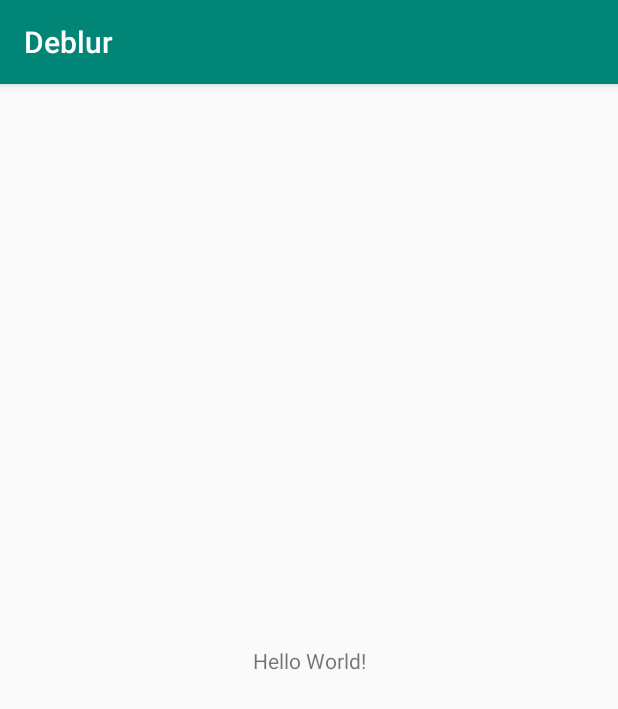
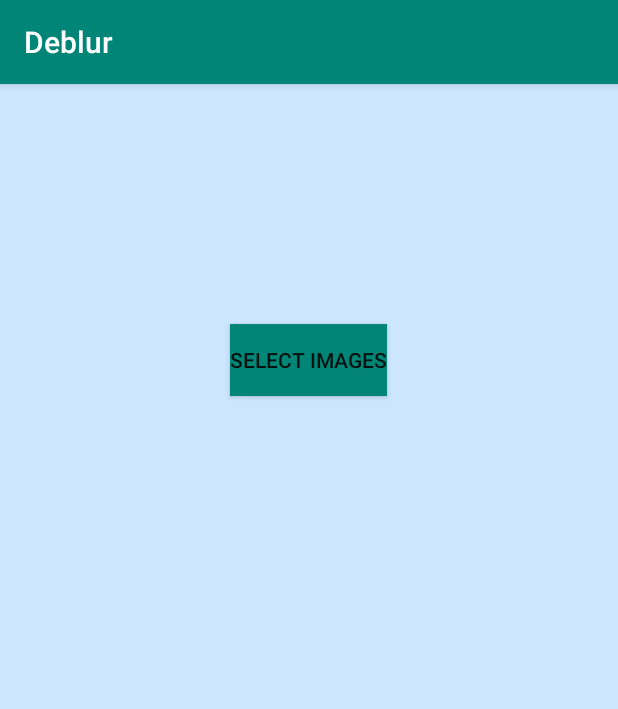
Before and after one commit to Amineleg/Deblurring, an Android app: the screen it shows after launch (MainActivity), on a phone screen of 412 x 824 dp. Shown: the top 709 px of the screen. Run offline under Robolectric (Android 15) with nearby library versions, the phone set to English and light mode, and no system bars; libraries missing offline, so code that uses them is left out: com.gun0912.tedpermission, gun0912.tedbottompicker.

Commit message:
#1 Setup of system to select images from external storage and show them

```diff
--- a/app/src/main/AndroidManifest.xml
+++ b/app/src/main/AndroidManifest.xml
@@ -1,6 +1,10 @@
 <?xml version="1.0" encoding="utf-8"?>
 <manifest xmlns:android="http://schemas.android.com/apk/res/android"
     package="com.amine.deblur">
+
+    <uses-permission android:name="android.permission.CAMERA"/>
+    <uses-permission android:name="android.permission.READ_EXTERNAL_STORAGE"/>
+
 
     <application
         android:allowBackup="true"
--- a/app/src/main/java/com/amine/deblur/MainActivity.java
+++ b/app/src/main/java/com/amine/deblur/MainActivity.java
@@ -1,13 +1,104 @@
 package com.amine.deblur;
 
+import android.Manifest;
+import android.net.Uri;
 import android.support.v7.app.AppCompatActivity;
 import android.os.Bundle;
+import android.support.v7.widget.GridLayoutManager;
+import android.support.v7.widget.LinearLayoutManager;
+import android.support.v7.widget.RecyclerView;
+import android.view.View;
+import android.widget.Button;
+import android.widget.Toast;
+
+import com.gun0912.tedpermission.PermissionListener;
+import com.gun0912.tedpermission.TedPermission;
+
+import java.util.ArrayList;
+import java.util.List;
+
+import gun0912.tedbottompicker.TedBottomPicker;
 
 public class MainActivity extends AppCompatActivity {
+
+
+    private Button btnSelect;
+    private RecyclerView rclPhoto;
+    private PhotoAdapter photoAdapter;
+    private ArrayList<Uri> myPictures;
+
 
     @Override
     protected void onCreate(Bundle savedInstanceState) {
         super.onCreate(savedInstanceState);
         setContentView(R.layout.activity_main);
+
+        btnSelect = findViewById(R.id.btn_select);
+        rclPhoto = findViewById(R.id.rcl_images);
+
+
+        photoAdapter = new PhotoAdapter(this);
+        GridLayoutManager gridLayoutManager = new GridLayoutManager(this, 3, LinearLayoutManager.VERTICAL,false );
+        rclPhoto.setLayoutManager(gridLayoutManager);
+        rclPhoto.setFocusable(false);
+        rclPhoto.setAdapter(photoAdapter);
+
+
+
+        btnSelect.setOnClickListener(new View.OnClickListener() {
+            @Override
+            public void onClick(View v) {
+                requestPermissions();
+            }
+        });
+    }
+
+    private void requestPermissions(){
+        PermissionListener permissionlistener = new PermissionListener() {
+            @Override
+            public void onPermissionGranted() {
+                Toast.makeText(MainActivity.this, "Permission Granted", Toast.LENGTH_SHORT).show();
+                openBottomPicker();
+            }
+
+            @Override
+            public void onPermissionDenied(List<String> deniedPermissions) {
+                Toast.makeText(MainActivity.this, "Permission Denied\n" + deniedPermissions.toString(), Toast.LENGTH_SHORT).show();
+            }
+
+
+        };
+
+        TedPermission.with(this)
+                .setPermissionListener(permissionlistener)
+                .setDeniedMessage("If you reject permission,you can not use this service\n\nPlease turn on permissions at [Setting] > [Permission]")
+                .setPermissions(Manifest.permission.CAMERA, Manifest.permission.READ_EXTERNAL_STORAGE)
+                .check();
+    }
+
+    private void openBottomPicker(){
+        TedBottomPicker.OnMultiImageSelectedListener listener = new TedBottomPicker.OnMultiImageSelectedListener() {
+            @Override
+            public void onImagesSelected(ArrayList<Uri> uriList) {
+                myPictures = uriList;
+                imageSetter();
+            }
+        };
+
+        TedBottomPicker tedBottomPicker =  new TedBottomPicker.Builder(MainActivity.this)
+                .setOnMultiImageSelectedListener(listener)
+                .setCompleteButtonText("DONE")
+                .setEmptySelectionText("NO IMAGE SELECTED!")
+                .create();
+
+        tedBottomPicker.show(getSupportFragmentManager());
+
+
+    }
+
+    public void imageSetter(){
+
+        photoAdapter.setImages(myPictures);
+
     }
 }
--- /dev/null
+++ b/app/src/main/java/com/amine/deblur/PhotoAdapter.java
@@ -0,0 +1,78 @@
+package com.amine.deblur;
+
+import android.content.Context;
+import android.graphics.Bitmap;
+import android.net.Uri;
+import android.provider.MediaStore;
+import android.support.annotation.NonNull;
+import android.support.v7.widget.RecyclerView;
+import android.view.LayoutInflater;
+import android.view.View;
+import android.view.ViewGroup;
+import android.widget.ImageView;
+
+import java.io.IOException;
+import java.util.ArrayList;
+
+public class PhotoAdapter extends RecyclerView.Adapter<PhotoAdapter.PhotoViewHolder>{
+
+    private Context myContext;
+
+    private ArrayList<Uri> myImageList;
+
+    public PhotoAdapter(Context myContext) {
+        this.myContext = myContext;
+    }
+
+    public void setImages(ArrayList<Uri> list){
+
+        this.myImageList = list;
+        notifyDataSetChanged();
+
+    }
+
+    @NonNull
+    @Override
+    public PhotoViewHolder onCreateViewHolder(@NonNull ViewGroup parent, int viewType) {
+
+        View myView = LayoutInflater.from(parent.getContext()).inflate(R.layout.image_show, parent, false);
+
+        return new PhotoViewHolder(myView);
+    }
+
+    @Override
+    public void onBindViewHolder(@NonNull PhotoViewHolder holder, int position) {
+
+        Uri uri = myImageList.get(position);
+        try{
+            Bitmap bit = MediaStore.Images.Media.getBitmap(myContext.getContentResolver(), uri);
+            holder.photo.setImageBitmap(bit);
+        }
+        catch (IOException e){
+            e.printStackTrace();
+        }
+
+    }
+
+    @Override
+    public int getItemCount() {
+        if ( myImageList == null){
+            return 0;
+        }
+        else {
+            return myImageList.size();
+        }
+    }
+
+    public class PhotoViewHolder extends RecyclerView.ViewHolder {
+
+        public ImageView photo;
+
+        public PhotoViewHolder(View itemView) {
+            super(itemView);
+
+            photo = itemView.findViewById(R.id.img_photo);
+        }
+    }
+
+}
--- a/app/src/main/res/layout/activity_main.xml
+++ b/app/src/main/res/layout/activity_main.xml
@@ -1,18 +1,35 @@
 <?xml version="1.0" encoding="utf-8"?>
-<android.support.constraint.ConstraintLayout xmlns:android="http://schemas.android.com/apk/res/android"
+<LinearLayout xmlns:android="http://schemas.android.com/apk/res/android"
     xmlns:app="http://schemas.android.com/apk/res-auto"
     xmlns:tools="http://schemas.android.com/tools"
     android:layout_width="match_parent"
     android:layout_height="match_parent"
-    tools:context=".MainActivity">
+    tools:context=".MainActivity"
+    android:orientation="vertical"
+    android:background="#cce6ff"
+    android:padding="10dp">
 
-    <TextView
+
+
+    <Button
         android:layout_width="wrap_content"
         android:layout_height="wrap_content"
-        android:text="Hello World!"
-        app:layout_constraintBottom_toBottomOf="parent"
-        app:layout_constraintLeft_toLeftOf="parent"
-        app:layout_constraintRight_toRightOf="parent"
-        app:layout_constraintTop_toTopOf="parent" />
+        android:text="Select Images"
+        android:layout_gravity="center_horizontal"
+        android:layout_marginTop="150dp"
+        android:layout_marginBottom="50dp"
+        android:id="@+id/btn_select"
+        android:background="@color/colorPrimary"
+        />
 
-</android.support.constraint.ConstraintLayout>
+    <android.support.v7.widget.RecyclerView
+        android:id="@+id/rcl_images"
+        android:layout_width="match_parent"
+        android:layout_height="wrap_content">
+
+    </android.support.v7.widget.RecyclerView>
+
+
+
+
+</LinearLayout>
```
Also changed, not shown: app/build.gradle (+10 -0 lines), app/src/main/res/layout/image_show.xml (added, +15 -0 lines).
